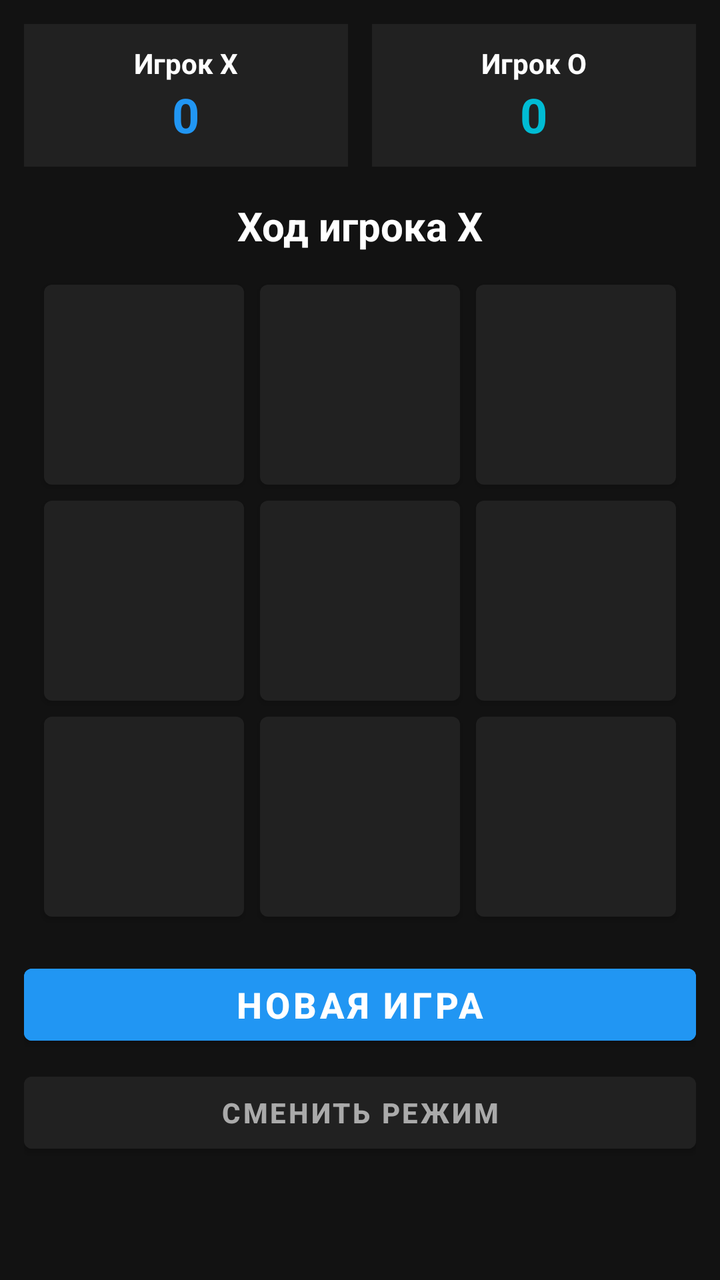
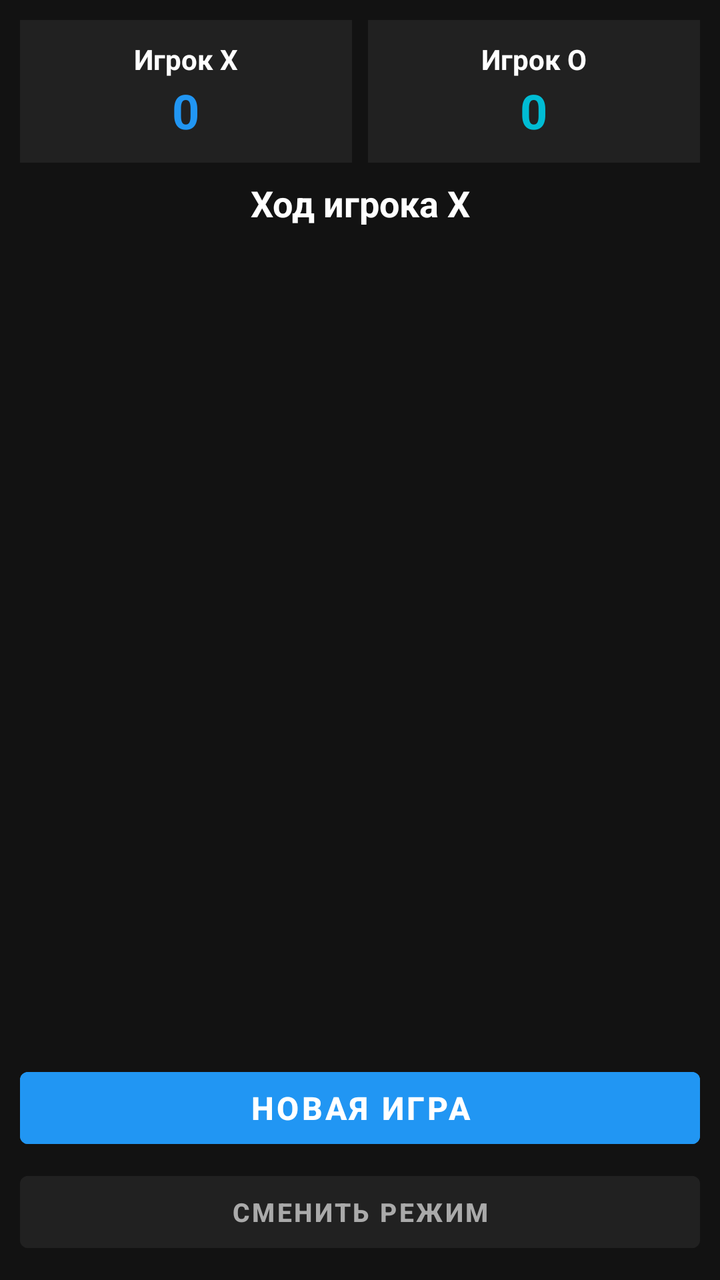

Screens rendered from an Android XML layout before and after an edit, with the pre-edit source and the edit as a unified diff.
<!-- AndroidManifest.xml: application theme Theme.TicTacToe -->
<!-- res/layout/activity_main.xml -->
<?xml version="1.0" encoding="utf-8"?>
<ScrollView
    xmlns:android="http://schemas.android.com/apk/res/android"
    android:layout_width="match_parent"
    android:layout_height="match_parent"
    android:background="#121212"
    android:fillViewport="true">

    <LinearLayout
        android:layout_width="match_parent"
        android:layout_height="wrap_content"
        android:orientation="vertical"
        android:padding="12dp">

        <LinearLayout
            android:layout_width="match_parent"
            android:layout_height="wrap_content"
            android:orientation="horizontal"
            android:layout_marginBottom="8dp">

            <LinearLayout
                android:id="@+id/playerXPanel"
                android:layout_width="0dp"
                android:layout_height="wrap_content"
                android:layout_weight="1"
                android:orientation="vertical"
                android:gravity="center"
                android:padding="10dp"
                android:background="#212121"
                android:layout_marginEnd="6dp">

                <TextView
                    android:id="@+id/playerXName"
                    android:layout_width="wrap_content"
                    android:layout_height="wrap_content"
                    android:text="Игрок X"
                    android:textColor="#FFFFFF"
                    android:textSize="14sp"
                    android:textStyle="bold" />

                <TextView
                    android:id="@+id/playerXScore"
                    android:layout_width="wrap_content"
                    android:layout_height="wrap_content"
                    android:text="0"
                    android:textColor="#2196F3"
                    android:textSize="24sp"
                    android:textStyle="bold" />
            </LinearLayout>

            <LinearLayout
                android:id="@+id/playerOPanel"
                android:layout_width="0dp"
                android:layout_height="wrap_content"
                android:layout_weight="1"
                android:orientation="vertical"
                android:gravity="center"
                android:padding="10dp"
                android:background="#212121"
                android:layout_marginStart="6dp">

                <TextView
                    android:id="@+id/playerOName"
                    android:layout_width="wrap_content"
                    android:layout_height="wrap_content"
                    android:text="Игрок O"
                    android:textColor="#FFFFFF"
                    android:textSize="14sp"
                    android:textStyle="bold" />

                <TextView
                    android:id="@+id/playerOScore"
                    android:layout_width="wrap_content"
                    android:layout_height="wrap_content"
                    android:text="0"
                    android:textColor="#00BCD4"
                    android:textSize="24sp"
                    android:textStyle="bold" />
            </LinearLayout>
        </LinearLayout>

        <TextView
            android:id="@+id/statusText"
            android:layout_width="match_parent"
            android:layout_height="wrap_content"
            android:text="Ход игрока X"
            android:textColor="#FFFFFF"
            android:textSize="20sp"
            android:textStyle="bold"
            android:gravity="center"
            android:layout_marginTop="8dp"
            android:layout_marginBottom="12dp" />

        <LinearLayout
            android:layout_width="wrap_content"
            android:layout_height="wrap_content"
            android:orientation="vertical"
            android:layout_gravity="center_horizontal">

            <LinearLayout
                android:layout_width="wrap_content"
                android:layout_height="wrap_content"
                android:orientation="horizontal">
                <Button android:id="@+id/btn0" style="@style/CellButton" />
                <Button android:id="@+id/btn1" style="@style/CellButton" />
                <Button android:id="@+id/btn2" style="@style/CellButton" />
            </LinearLayout>

            <LinearLayout
                android:layout_width="wrap_content"
                android:layout_height="wrap_content"
                android:orientation="horizontal">
                <Button android:id="@+id/btn3" style="@style/CellButton" />
                <Button android:id="@+id/btn4" style="@style/CellButton" />
                <Button android:id="@+id/btn5" style="@style/CellButton" />
            </LinearLayout>

            <LinearLayout
                android:layout_width="wrap_content"
                android:layout_height="wrap_content"
                android:orientation="horizontal">
                <Button android:id="@+id/btn6" style="@style/CellButton" />
                <Button android:id="@+id/btn7" style="@style/CellButton" />
                <Button android:id="@+id/btn8" style="@style/CellButton" />
            </LinearLayout>
        </LinearLayout>

        <Button
            android:id="@+id/newGameBtn"
            android:layout_width="match_parent"
            android:layout_height="wrap_content"
            android:text="НОВАЯ ИГРА"
            android:textSize="18sp"
            android:textStyle="bold"
            android:textColor="#FFFFFF"
            android:backgroundTint="#2196F3"
            android:layout_marginTop="16dp" />

        <Button
            android:id="@+id/changeModeBtn"
            android:layout_width="match_parent"
            android:layout_height="wrap_content"
            android:text="СМЕНИТЬ РЕЖИМ"
            android:textSize="14sp"
            android:textStyle="bold"
            android:textColor="#AAAAAA"
            android:backgroundTint="#212121"
            android:layout_marginTop="6dp" />

    </LinearLayout>
</ScrollView>
<!-- resources referenced by this layout -->
<resources>
  <style name="CellButton">
          <item name="android:layout_width">100dp</item>
          <item name="android:layout_height">100dp</item>
          <item name="android:layout_margin">4dp</item>
          <item name="android:textSize">44sp</item>
          <item name="android:textStyle">bold</item>
          <item name="android:textColor">#FFFFFF</item>
          <item name="backgroundTint">#212121</item>
          <item name="android:insetTop">0dp</item>
          <item name="android:insetBottom">0dp</item>
          <item name="android:padding">0dp</item>
          <item name="android:minWidth">0dp</item>
          <item name="android:minHeight">0dp</item>
      </style>
  <style name="Theme.TicTacToe" parent="Theme.MaterialComponents.DayNight.NoActionBar">
          <item name="colorPrimary">#2196F3</item>
          <item name="colorPrimaryVariant">#1976D2</item>
          <item name="colorOnPrimary">#FFFFFF</item>
          <item name="android:statusBarColor">#121212</item>
          <item name="android:windowBackground">#121212</item>
      </style>
</resources>

<!-- the commit's change to res/layout/activity_main.xml (unified diff, before → after) -->
@@ -1,151 +1,117 @@
 <?xml version="1.0" encoding="utf-8"?>
-<ScrollView
-    xmlns:android="http://schemas.android.com/apk/res/android"
+<LinearLayout xmlns:android="http://schemas.android.com/apk/res/android"
     android:layout_width="match_parent"
     android:layout_height="match_parent"
+    android:orientation="vertical"
     android:background="#121212"
-    android:fillViewport="true">
+    android:padding="10dp">
 
     <LinearLayout
         android:layout_width="match_parent"
         android:layout_height="wrap_content"
-        android:orientation="vertical"
-        android:padding="12dp">
+        android:orientation="horizontal"
+        android:layout_marginBottom="4dp">
 
         <LinearLayout
-            android:layout_width="match_parent"
+            android:id="@+id/playerXPanel"
+            android:layout_width="0dp"
             android:layout_height="wrap_content"
-            android:orientation="horizontal"
-            android:layout_marginBottom="8dp">
+            android:layout_weight="1"
+            android:orientation="vertical"
+            android:gravity="center"
+            android:padding="10dp"
+            android:background="#212121"
+            android:layout_marginEnd="4dp">
 
-            <LinearLayout
-                android:id="@+id/playerXPanel"
-                android:layout_width="0dp"
+            <TextView
+                android:id="@+id/playerXName"
+                android:layout_width="wrap_content"
                 android:layout_height="wrap_content"
-                android:layout_weight="1"
-                android:orientation="vertical"
-                android:gravity="center"
-                android:padding="10dp"
-                android:background="#212121"
-                android:layout_marginEnd="6dp">
+                android:text="Игрок X"
+                android:textColor="#FFFFFF"
+                android:textSize="14sp"
+                android:textStyle="bold" />
 
-                <TextView
-                    android:id="@+id/playerXName"
-                    android:layout_width="wrap_content"
-                    android:layout_height="wrap_content"
-                    android:text="Игрок X"
-                    android:textColor="#FFFFFF"
-                    android:textSize="14sp"
-                    android:textStyle="bold" />
-
-                <TextView
-                    android:id="@+id/playerXScore"
-                    android:layout_width="wrap_content"
-                    android:layout_height="wrap_content"
-                    android:text="0"
-                    android:textColor="#2196F3"
-                    android:textSize="24sp"
-                    android:textStyle="bold" />
-            </LinearLayout>
-
-            <LinearLayout
-                android:id="@+id/playerOPanel"
-                android:layout_width="0dp"
+            <TextView
+                android:id="@+id/playerXScore"
+                android:layout_width="wrap_content"
                 android:layout_height="wrap_content"
-                android:layout_weight="1"
-                android:orientation="vertical"
-                android:gravity="center"
-                android:padding="10dp"
-                android:background="#212121"
-                android:layout_marginStart="6dp">
-
-                <TextView
-                    android:id="@+id/playerOName"
-                    android:layout_width="wrap_content"
-                    android:layout_height="wrap_content"
-                    android:text="Игрок O"
-                    android:textColor="#FFFFFF"
-                    android:textSize="14sp"
-                    android:textStyle="bold" />
-
-                <TextView
-                    android:id="@+id/playerOScore"
-                    android:layout_width="wrap_content"
-                    android:layout_height="wrap_content"
-                    android:text="0"
-                    android:textColor="#00BCD4"
-                    android:textSize="24sp"
-                    android:textStyle="bold" />
-            </LinearLayout>
+                android:text="0"
+                android:textColor="#2196F3"
+                android:textSize="24sp"
+                android:textStyle="bold" />
         </LinearLayout>
 
-        <TextView
-            android:id="@+id/statusText"
-            android:layout_width="match_parent"
+        <LinearLayout
+            android:id="@+id/playerOPanel"
+            android:layout_width="0dp"
             android:layout_height="wrap_content"
-            android:text="Ход игрока X"
-            android:textColor="#FFFFFF"
-            android:textSize="20sp"
-            android:textStyle="bold"
+            android:layout_weight="1"
+            android:orientation="vertical"
             android:gravity="center"
-            android:layout_marginTop="8dp"
-            android:layout_marginBottom="12dp" />
+            android:padding="10dp"
+            android:background="#212121"
+            android:layout_marginStart="4dp">
 
-        <LinearLayout
-            android:layout_width="wrap_content"
-            android:layout_height="wrap_content"
-            android:orientation="vertical"
-            android:layout_gravity="center_horizontal">
-
-            <LinearLayout
+            <TextView
+                android:id="@+id/playerOName"
                 android:layout_width="wrap_content"
                 android:layout_height="wrap_content"
-                android:orientation="horizontal">
-                <Button android:id="@+id/btn0" style="@style/CellButton" />
-                <Button android:id="@+id/btn1" style="@style/CellButton" />
-                <Button android:id="@+id/btn2" style="@style/CellButton" />
-            </LinearLayout>
+                android:text="Игрок O"
+                android:textColor="#FFFFFF"
+                android:textSize="14sp"
+                android:textStyle="bold" />
 
-            <LinearLayout
+            <TextView
+                android:id="@+id/playerOScore"
                 android:layout_width="wrap_content"
                 android:layout_height="wrap_content"
-                android:orientation="horizontal">
-                <Button android:id="@+id/btn3" style="@style/CellButton" />
-                <Button android:id="@+id/btn4" style="@style/CellButton" />
-                <Button android:id="@+id/btn5" style="@style/CellButton" />
-            </LinearLayout>
+                android:text="0"
+                android:textColor="#00BCD4"
+                android:textSize="24sp"
+                android:textStyle="bold" />
+        </LinearLayout>
+    </LinearLayout>
 
-            <LinearLayout
-                android:layout_width="wrap_content"
-                android:layout_height="wrap_content"
-                android:orientation="horizontal">
-                <Button android:id="@+id/btn6" style="@style/CellButton" />
-                <Button android:id="@+id/btn7" style="@style/CellButton" />
-                <Button android:id="@+id/btn8" style="@style/CellButton" />
-            </LinearLayout>
-        </LinearLayout>
+    <TextView
+        android:id="@+id/statusText"
+        android:layout_width="match_parent"
+        android:layout_height="wrap_content"
+        android:text="Ход игрока X"
+        android:textColor="#FFFFFF"
+        android:textSize="18sp"
+        android:textStyle="bold"
+        android:gravity="center"
+        android:layout_marginTop="4dp"
+        android:layout_marginBottom="6dp" />
 
-        <Button
-            android:id="@+id/newGameBtn"
-            android:layout_width="match_parent"
-            android:layout_height="wrap_content"
-            android:text="НОВАЯ ИГРА"
-            android:textSize="18sp"
-            android:textStyle="bold"
-            android:textColor="#FFFFFF"
-            android:backgroundTint="#2196F3"
-            android:layout_marginTop="16dp" />
+    <LinearLayout
+        android:id="@+id/boardContainer"
+        android:layout_width="match_parent"
+        android:layout_height="0dp"
+        android:layout_weight="1"
+        android:orientation="vertical"
+        android:layout_marginBottom="6dp" />
 
-        <Button
-            android:id="@+id/changeModeBtn"
-            android:layout_width="match_parent"
-            android:layout_height="wrap_content"
-            android:text="СМЕНИТЬ РЕЖИМ"
-            android:textSize="14sp"
-            android:textStyle="bold"
-            android:textColor="#AAAAAA"
-            android:backgroundTint="#212121"
-            android:layout_marginTop="6dp" />
+    <Button
+        android:id="@+id/newGameBtn"
+        android:layout_width="match_parent"
+        android:layout_height="wrap_content"
+        android:text="НОВАЯ ИГРА"
+        android:textSize="16sp"
+        android:textStyle="bold"
+        android:textColor="#FFFFFF"
+        android:backgroundTint="#2196F3"
+        android:layout_marginBottom="4dp" />
 
-    </LinearLayout>
-</ScrollView>
+    <Button
+        android:id="@+id/changeModeBtn"
+        android:layout_width="match_parent"
+        android:layout_height="wrap_content"
+        android:text="СМЕНИТЬ РЕЖИМ"
+        android:textSize="13sp"
+        android:textStyle="bold"
+        android:textColor="#AAAAAA"
+        android:backgroundTint="#212121" />
+
+</LinearLayout>
<!-- resource entries referenced after the edit -->
@@ -1,19 +1,5 @@
 <!-- resources referenced by this layout -->
 <resources>
-  <style name="CellButton">
-          <item name="android:layout_width">100dp</item>
-          <item name="android:layout_height">100dp</item>
-          <item name="android:layout_margin">4dp</item>
-          <item name="android:textSize">44sp</item>
-          <item name="android:textStyle">bold</item>
-          <item name="android:textColor">#FFFFFF</item>
-          <item name="backgroundTint">#212121</item>
-          <item name="android:insetTop">0dp</item>
-          <item name="android:insetBottom">0dp</item>
-          <item name="android:padding">0dp</item>
-          <item name="android:minWidth">0dp</item>
-          <item name="android:minHeight">0dp</item>
-      </style>
   <style name="Theme.TicTacToe" parent="Theme.MaterialComponents.DayNight.NoActionBar">
           <item name="colorPrimary">#2196F3</item>
           <item name="colorPrimaryVariant">#1976D2</item>
